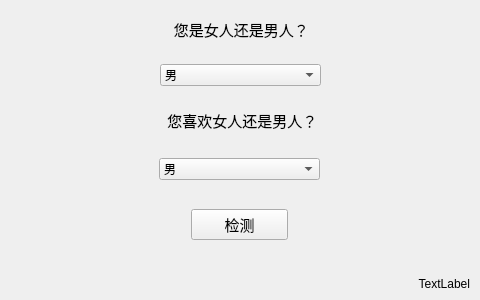
Old version of the form ui/main.ui in the repository ObBack/gay---.
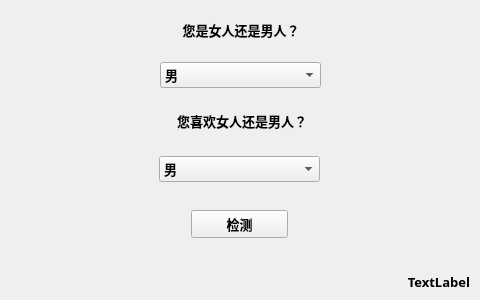
New version of the form.

Commit message: [fix] 字体适配

```diff
--- a/ui/main.ui
+++ b/ui/main.ui
@@ -10,6 +10,13 @@
     <height>300</height>
    </rect>
   </property>
+  <property name="font">
+   <font>
+    <family>等线</family>
+    <pointsize>10</pointsize>
+    <bold>true</bold>
+   </font>
+  </property>
   <property name="windowTitle">
    <string>Gay鉴别器</string>
   </property>
@@ -26,12 +33,6 @@
     <layout class="QHBoxLayout" name="horizontalLayout_2">
      <item>
       <widget class="QLabel" name="label">
-       <property name="font">
-        <font>
-         <family>汉仪润圆</family>
-         <pointsize>11</pointsize>
-        </font>
-       </property>
        <property name="text">
         <string> 您是女人还是男人？</string>
        </property>
@@ -92,12 +93,6 @@
      </item>
      <item>
       <widget class="QPushButton" name="examine">
-       <property name="font">
-        <font>
-         <family>汉仪润圆</family>
-         <pointsize>11</pointsize>
-        </font>
-       </property>
        <property name="text">
         <string>检测</string>
        </property>
@@ -177,12 +172,6 @@
     <layout class="QHBoxLayout" name="horizontalLayout_7">
      <item>
       <widget class="QLabel" name="label_3">
-       <property name="font">
-        <font>
-         <family>汉仪润圆</family>
-         <pointsize>11</pointsize>
-        </font>
-       </property>
        <property name="text">
         <string> 您喜欢女人还是男人？</string>
        </property>
```
